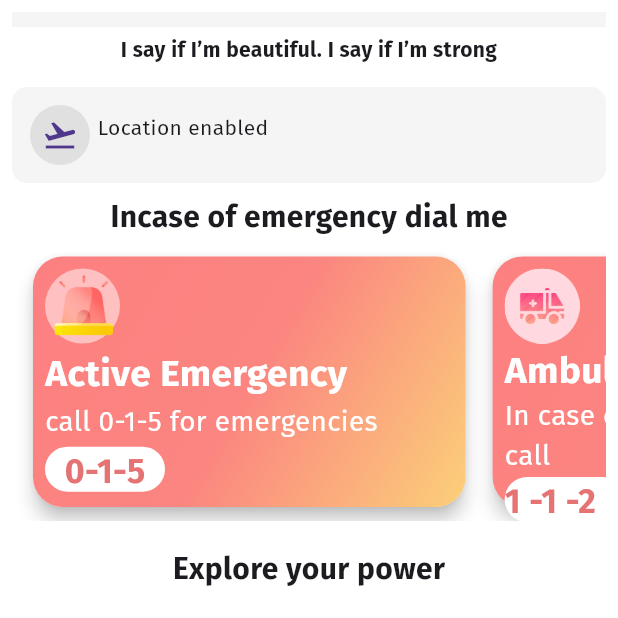
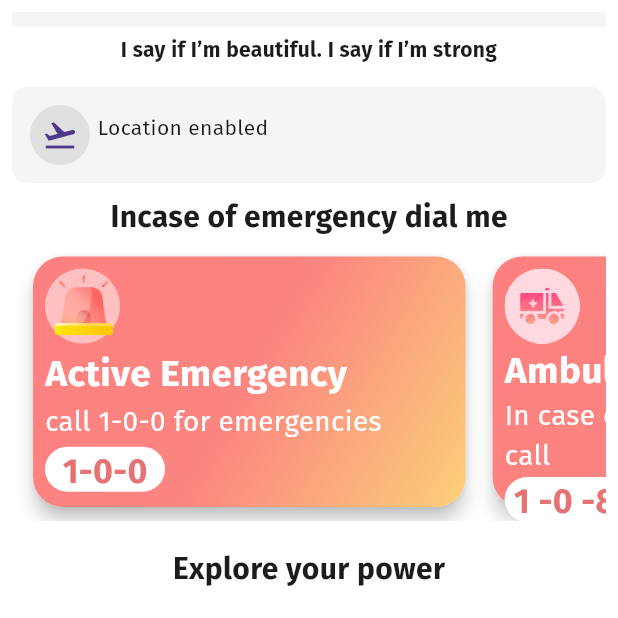
Before and after one commit to aliemranjazib-zz/women-safety-app-sos-flutter, a Flutter app: the screen it shows after launch, after a tap on "Active Emergency", on a phone screen of 412 x 824 dp, the top half of it. Run offline on Flutter 3.47's test engine with Material 3 defaults, Android fonts, the phone set to English and light mode, and no system bars; drawn by our look-alikes of carousel_slider; our stand-ins replace cached_network_image, cloud_firestore, connectivity_plus, contacts_service, firebase_auth, firebase_core and 13 more; missing offline and left inert: background_location, background_sms, flutter_background_service, flutter_background_service_android, flutter_phone_direct_caller, shake and 1 more; accounts and stored records are empty; network calls fail.

Commit message:
icon and indian data added

```diff
--- a/lib/utils/quotes.dart
+++ b/lib/utils/quotes.dart
@@ -8,7 +8,7 @@ List sweetSayings = [
 ];
 
 List<String> articleTitle = [
-  "Pakistani women are inspiring country",
+  "Indians women are inspiring country",
   "We have to end Violance",
   "Be a change",
   "You are strong"
--- a/lib/widgets/home_widgets/emergencies/AmbulanceEmergency.dart
+++ b/lib/widgets/home_widgets/emergencies/AmbulanceEmergency.dart
@@ -16,7 +16,7 @@ class AmbulanceEmergency extends StatelessWidget {
           borderRadius: BorderRadius.circular(20),
         ),
         child: InkWell(
-          onTap: () => _callNumber('1122'),
+          onTap: () => _callNumber('108'),
           child: Container(
             height: 180,
             width: MediaQuery.of(context).size.width * 0.7,
@@ -70,7 +70,7 @@ class AmbulanceEmergency extends StatelessWidget {
                           ),
                           child: Center(
                             child: Text(
-                              '1 -1 -2 -2',
+                              '1 -0 -8',
                               style: TextStyle(
                                 color: Colors.red[300],
                                 fontWeight: FontWeight.bold,
--- a/lib/widgets/home_widgets/emergencies/FirebrigadeEmergency.dart
+++ b/lib/widgets/home_widgets/emergencies/FirebrigadeEmergency.dart
@@ -16,7 +16,7 @@ class FirebrigadeEmergency extends StatelessWidget {
           borderRadius: BorderRadius.circular(20),
         ),
         child: InkWell(
-          onTap: () => _callNumber('16'),
+          onTap: () => _callNumber('101'),
           child: Container(
             height: 180,
             width: MediaQuery.of(context).size.width * 0.7,
@@ -70,7 +70,7 @@ class FirebrigadeEmergency extends StatelessWidget {
                           ),
                           child: Center(
                             child: Text(
-                              '0 -1 -6',
+                              '1 -0 -1',
                               style: TextStyle(
                                 color: Colors.red[300],
                                 fontWeight: FontWeight.bold,
--- a/lib/widgets/home_widgets/emergencies/policeemergency.dart
+++ b/lib/widgets/home_widgets/emergencies/policeemergency.dart
@@ -16,7 +16,7 @@ class PoliceEmergency extends StatelessWidget {
           borderRadius: BorderRadius.circular(20),
         ),
         child: InkWell(
-          onTap: () => _callNumber('15'),
+          onTap: () => _callNumber('100'),
           child: Container(
             height: 180,
             width: MediaQuery.of(context).size.width * 0.7,
@@ -55,7 +55,7 @@ class PoliceEmergency extends StatelessWidget {
                           ),
                         ),
                         Text(
-                          'call 0-1-5 for emergencies',
+                          'call 1-0-0 for emergencies',
                           style: TextStyle(
                             color: Colors.white,
                             fontSize: MediaQuery.of(context).size.width * 0.045,
@@ -70,7 +70,7 @@ class PoliceEmergency extends StatelessWidget {
                           ),
                           child: Center(
                             child: Text(
-                              '0-1-5',
+                              '1-0-0',
                               style: TextStyle(
                                 color: Colors.red[300],
                                 fontWeight: FontWeight.bold,
```
Also changed, not shown: lib/widgets/home_widgets/CustomCarouel.dart (+4 -4 lines), lib/widgets/home_widgets/emergencies/ArmyEmergency.dart (+4 -4 lines), 24 other files.
